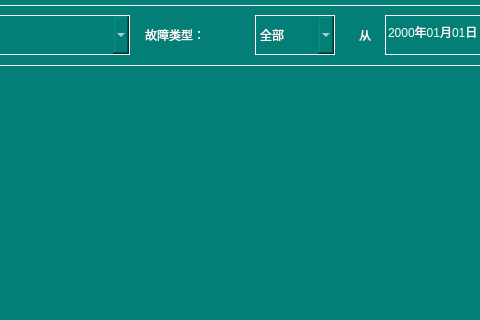
Above: RecordInfo/record.ui from jiangyerui/PowerRemote before the change; both pictures show x 180 to 660 and y 0 to 320 of the 1130 by 660 pixel window. Below: the same form after it.
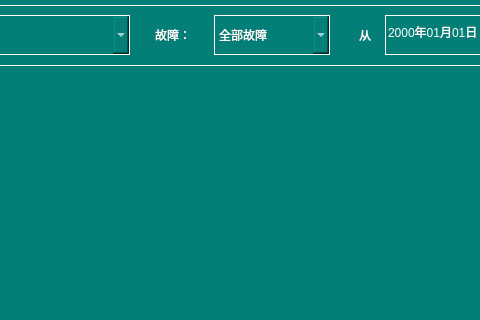
That is the form after the change. Icons and pictures are not drawn.

Diff of the .ui file:
```diff
--- a/RecordInfo/record.ui
+++ b/RecordInfo/record.ui
@@ -146,15 +146,15 @@
    <widget class="QComboBox" name="cbBoxType">
     <property name="geometry">
      <rect>
-      <x>430</x>
+      <x>389</x>
       <y>20</y>
-      <width>80</width>
+      <width>116</width>
       <height>40</height>
      </rect>
     </property>
     <item>
      <property name="text">
-      <string>全部</string>
+      <string>全部故障</string>
      </property>
     </item>
     <item>
@@ -176,14 +176,14 @@
    <widget class="QLabel" name="label_4">
     <property name="geometry">
      <rect>
-      <x>320</x>
+      <x>330</x>
       <y>20</y>
-      <width>100</width>
+      <width>56</width>
       <height>40</height>
      </rect>
     </property>
     <property name="text">
-     <string>故障类型：</string>
+     <string>故障：</string>
     </property>
    </widget>
    <widget class="QDateTimeEdit" name="dTEditStart">
```
Left out of the diff: 21 changed lines with no effect on the pictures.
